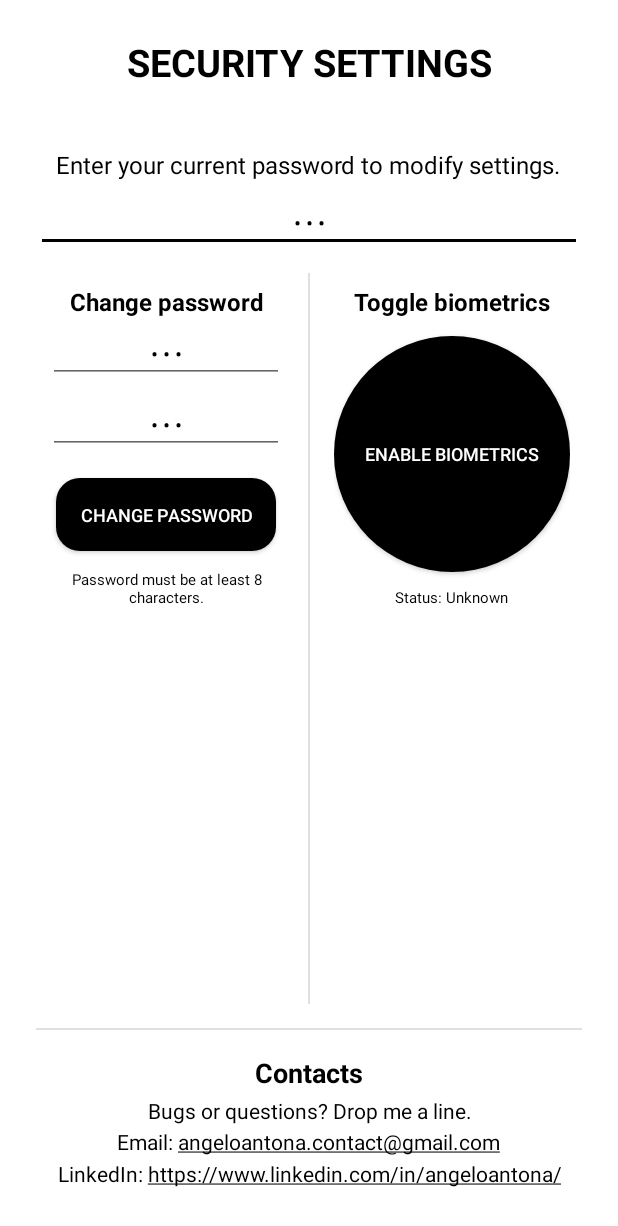
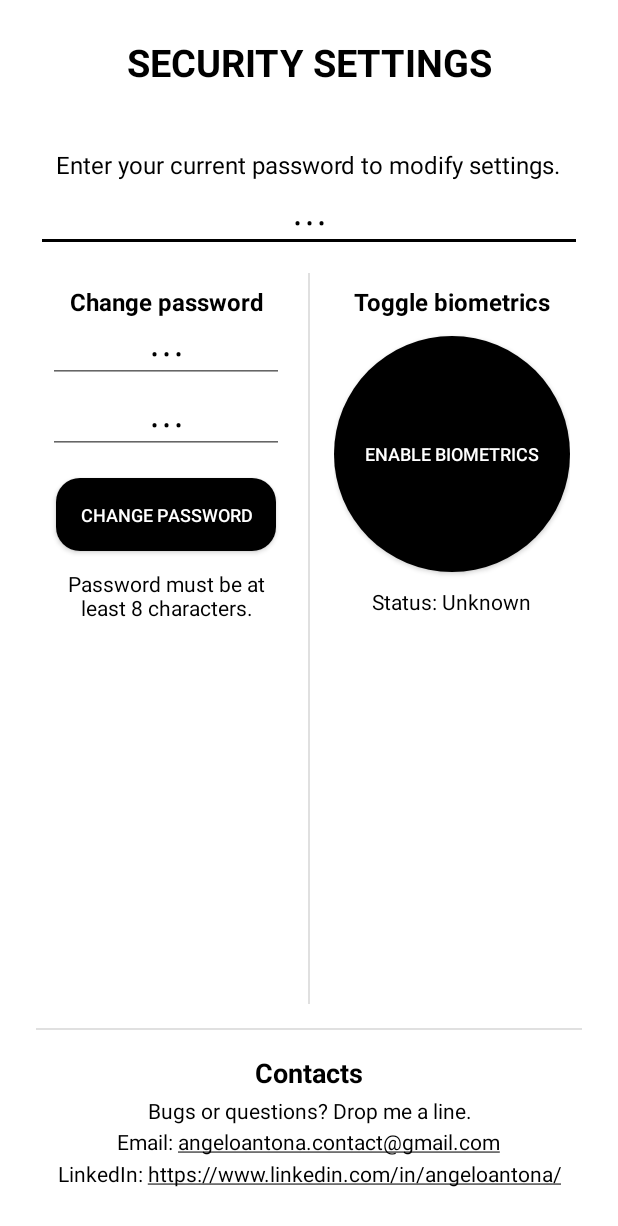
Before and after one commit to AngeloAntona/SecureNotes, an Android app: the ModLockActivity screen opened directly, with no data from a screen before it, on a phone screen of 412 x 824 dp. Shown: the top 1226 px of the screen. Run offline under Robolectric (Android 15) with nearby library versions, the phone set to English and light mode, and no system bars; 1 statement that could not run was skipped.

Commit message:
modlock layout fix

```diff
--- a/app/src/main/res/layout/activity_mod_lock.xml
+++ b/app/src/main/res/layout/activity_mod_lock.xml
@@ -124,7 +124,7 @@
                 android:paddingTop="12dp"
                 android:text="Password must be at least 8 characters."
                 android:textColor="?android:textColorPrimary"
-                android:textSize="10sp" />
+                android:textSize="14sp" />
 
         </LinearLayout>
 
@@ -176,7 +176,7 @@
                 android:paddingTop="10dp"
                 android:text="Status: Unknown"
                 android:textColor="?android:textColorPrimary"
-                android:textSize="10sp" />
+                android:textSize="14sp" />
 
         </LinearLayout>
     </LinearLayout>
```
Also changed, not shown: 1 other file.
